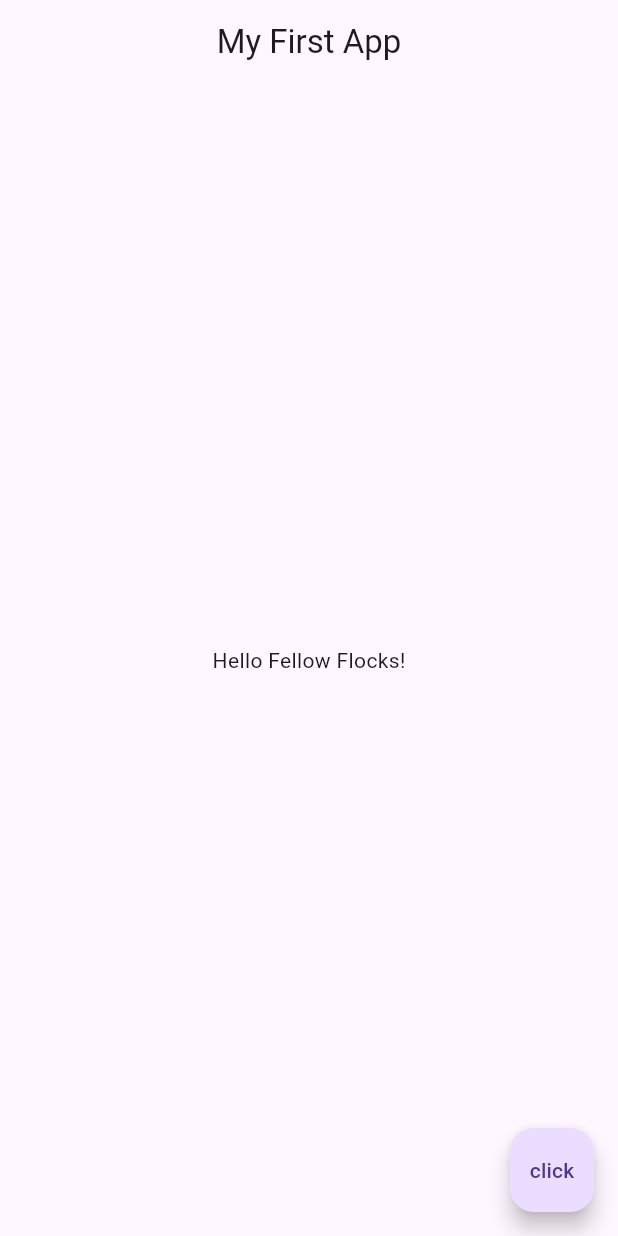
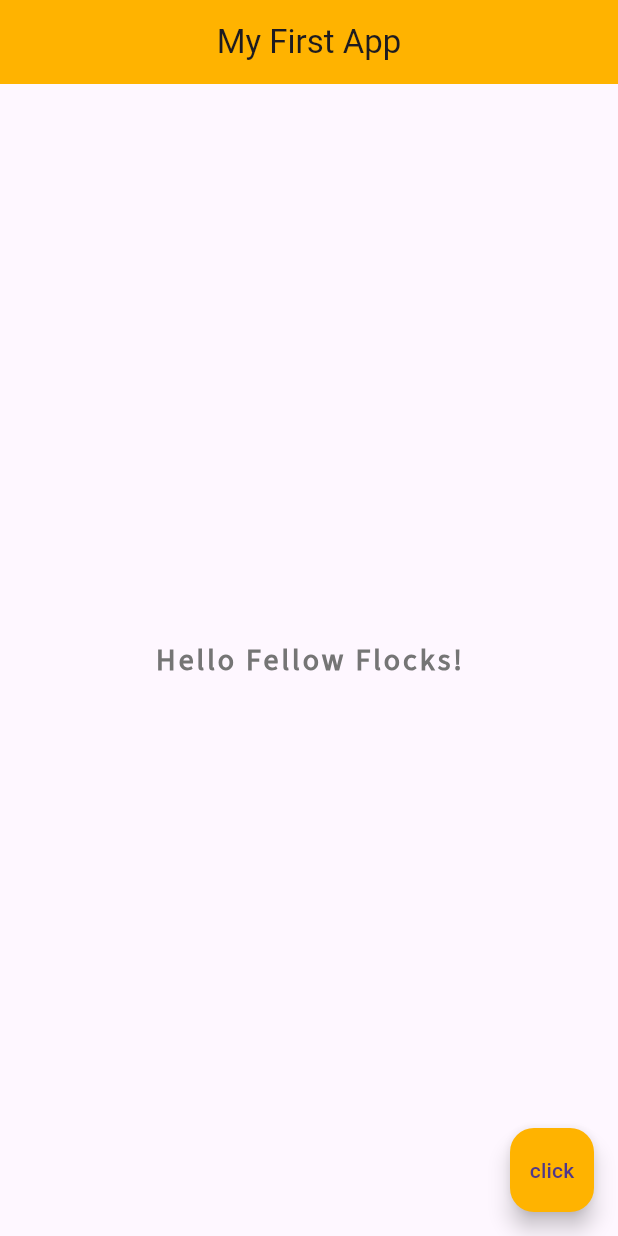
Before and after one commit to Chamal1120/flutter-tutorial, a Flutter app: the screen it shows after launch, on a phone screen of 412 x 824 dp. Run offline on Flutter 3.47's test engine with Material 3 defaults, Android fonts, the phone set to English and light mode, and no system bars.

```diff
--- a/lib/main.dart
+++ b/lib/main.dart
@@ -1,17 +1,36 @@
 import 'package:flutter/material.dart';
 
 void main () => runApp(MaterialApp(
-  home: Scaffold(
+  home: Home()));
+
+class Home extends StatelessWidget {
+  const Home({super.key});
+
+  @override
+  Widget build(BuildContext context) {
+    return Scaffold(
     appBar: AppBar(
       title: Text('My First App'),
       centerTitle: true,
+      backgroundColor: Colors.amber[600],
     ),
     body: Center(
-      child: Text('Hello Fellow Flocks!'),
+      child: Text(
+        'Hello Fellow Flocks!',
+        style: TextStyle(
+          fontSize: 20.0,
+          fontWeight: FontWeight.bold,
+          letterSpacing: 2,
+          color: Colors.grey[600],
+          fontFamily: 'SourceSans3',
+        ),
+      ),
     ),
     floatingActionButton: FloatingActionButton(
-      onPressed: null,
+      onPressed: () {},
+      backgroundColor: Colors.amber[600],
       child: Text('click'),
     ),
-  ),
-));
+  );
+  }
+}
```
Also changed, not shown: pubspec.yaml (+1 -8 lines).
